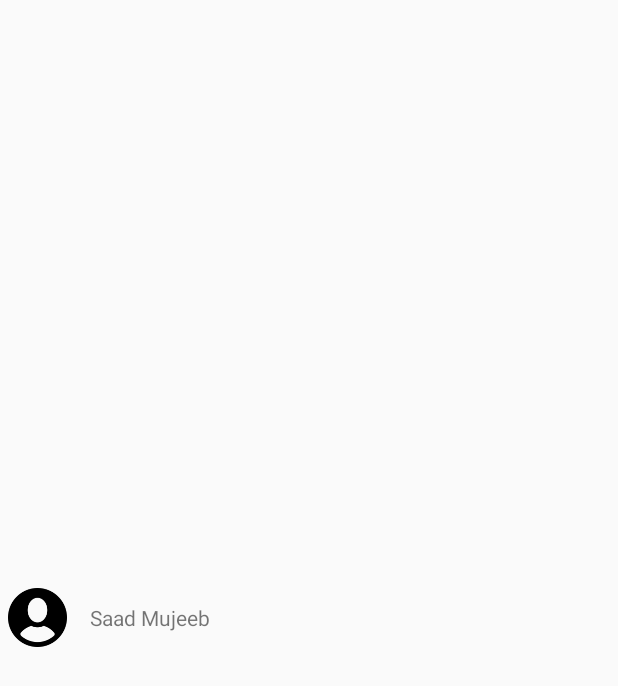
After one commit to hussamh10/hassad, an Android app: the layout card_friend.xml on its own in the app's theme, with its tools: preview values and no code run, on a phone screen of 412 x 824 dp. The commit adds this screen. Shown: the top 686 px of the screen. Run offline under Robolectric (Android 15) with nearby library versions, the phone set to English and light mode, and no system bars.

Commit message:
Friends list and card

```diff
--- a/app/src/main/AndroidManifest.xml
+++ b/app/src/main/AndroidManifest.xml
@@ -20,7 +20,7 @@
 			</intent-filter>
 		</activity>
 		<activity android:name=".Home" />
-		<activity android:name=".GroupPredictionActivity"></activity>
+		<activity android:name=".GroupPredictionActivity" />
 	</application>
 
 </manifest>
--- a/app/src/main/java/com/hush/hassad/FriendsFragment.java
+++ b/app/src/main/java/com/hush/hassad/FriendsFragment.java
@@ -2,6 +2,8 @@ package com.hush.hassad;
 
 import android.app.Fragment;
 import android.support.annotation.Nullable;
+import android.support.design.widget.FloatingActionButton;
+import android.support.design.widget.Snackbar;
 import android.support.v7.app.AppCompatActivity;
 import android.os.Bundle;
 import android.view.LayoutInflater;
--- a/app/src/main/res/layout/activity_main.xml
+++ b/app/src/main/res/layout/activity_main.xml
@@ -21,5 +21,4 @@
         android:fitsSystemWindows="true"
         app:headerLayout="@layout/nav_header_main"
         app:menu="@menu/activity_main_drawer" />
-
 </android.support.v4.widget.DrawerLayout>
--- /dev/null
+++ b/app/src/main/res/layout/card_friend.xml
@@ -0,0 +1,24 @@
+<?xml version="1.0" encoding="utf-8"?>
+<LinearLayout
+	xmlns:android="http://schemas.android.com/apk/res/android"
+	android:layout_width="match_parent"
+	android:layout_height="wrap_content"
+	android:layout_gravity="center">
+
+	<ImageView
+		android:layout_width="50dp"
+		android:layout_height="50dp"
+		android:id="@+id/friend_img"
+		android:layout_gravity="center"
+		android:padding="5dp"
+		android:src="@drawable/profile"/>
+
+	<TextView
+		android:layout_width="match_parent"
+		android:layout_height="wrap_content"
+		android:id="@+id/friend_name"
+		android:layout_gravity="center"
+		android:paddingLeft="10dp"
+		android:text="Saad Mujeeb"/>
+
+</LinearLayout>
--- /dev/null
+++ b/app/src/main/res/values-w820dp/dimens.xml
@@ -0,0 +1,6 @@
+<resources>
+	<!-- Example customization of dimensions originally defined in res/values/dimens.xml
+         (such as screen margins) for screens with more than 820dp of available width. This
+         would include 7" and 10" devices in landscape (~960dp and ~1280dp respectively). -->
+	<dimen name="activity_horizontal_margin">64dp</dimen>
+</resources>
```
Also changed, not shown: app/src/main/java/com/hush/hassad/MainActivity.java (+13 -1 lines), app/src/main/res/layout/app_bar_main.xml (+9 -0 lines), app/src/main/res/layout/fragment_friends.xml (+7 -2 lines), app/src/main/res/layout/card_group_prediction.xml (renamed from app/src/main/res/layout/group_prediction_card.xml), app/src/main/res/layout/card_match.xml (renamed from app/src/main/res/layout/match_card.xml), app/src/main/res/values/dimens.xml (indentation only), app/src/main/res/values/styles.xml (indentation only).
